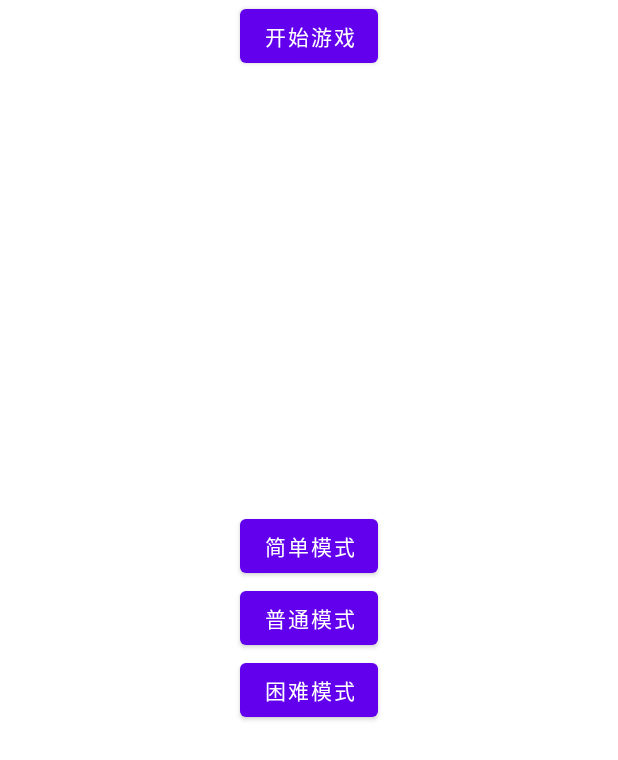
After one commit to d-sun-cs/AircraftWar-BaseApp, an Android app: the layout activity_menu.xml on its own in the app's theme, with its tools: preview values and no code run, on a phone screen of 412 x 824 dp. The commit adds this screen. Shown: the top 760 px of the screen. Run offline under Robolectric (Android 15) with nearby library versions, the phone set to English and light mode, and no system bars.

Commit message:
Add menu

```diff
--- a/app/src/main/java/cn/edu/hit/activity/MainActivity.java
+++ b/app/src/main/java/cn/edu/hit/activity/GameActivity.java
@@ -11,7 +11,7 @@ import cn.edu.hit.R;
 import cn.edu.hit.application.ImageManager;
 import cn.edu.hit.application.game.Game;
 
-public class MainActivity extends Activity {
+public class GameActivity extends Activity {
     public static int WINDOW_WIDTH;
     public static int WINDOW_HEIGHT;
 
--- a/app/src/main/java/cn/edu/hit/aircraft/MobEnemy.java
+++ b/app/src/main/java/cn/edu/hit/aircraft/MobEnemy.java
@@ -7,7 +7,7 @@ import android.content.Context;
 import java.util.LinkedList;
 import java.util.List;
 
-import cn.edu.hit.activity.MainActivity;
+import cn.edu.hit.activity.GameActivity;
 import cn.edu.hit.bullet.AbstractBullet;
 
 /**
@@ -26,7 +26,7 @@ public class MobEnemy extends AbstractAircraft {
     public void forward() {
         super.forward();
         // 判定 y 轴向下飞行出界
-        if (locationY >= MainActivity.WINDOW_HEIGHT) {
+        if (locationY >= GameActivity.WINDOW_HEIGHT) {
             vanish();
         }
     }
--- a/app/src/main/java/cn/edu/hit/basic/FlyingObject.java
+++ b/app/src/main/java/cn/edu/hit/basic/FlyingObject.java
@@ -7,7 +7,7 @@ import android.graphics.Canvas;
 import android.graphics.Paint;
 import android.view.View;
 
-import cn.edu.hit.activity.MainActivity;
+import cn.edu.hit.activity.GameActivity;
 import cn.edu.hit.aircraft.AbstractAircraft;
 import cn.edu.hit.application.ImageManager;
 
@@ -95,7 +95,7 @@ public abstract class FlyingObject extends View {
     public void forward() {
         locationX += speedX;
         locationY += speedY;
-        if (locationX <= 0 || locationX >= MainActivity.WINDOW_WIDTH) {
+        if (locationX <= 0 || locationX >= GameActivity.WINDOW_WIDTH) {
             // 横向超出边界后反向
             speedX = -speedX;
         }
--- a/app/src/main/java/cn/edu/hit/bullet/AbstractBullet.java
+++ b/app/src/main/java/cn/edu/hit/bullet/AbstractBullet.java
@@ -2,7 +2,7 @@ package cn.edu.hit.bullet;
 
 import android.content.Context;
 
-import cn.edu.hit.activity.MainActivity;
+import cn.edu.hit.activity.GameActivity;
 import cn.edu.hit.basic.FlyingObject;
 
 /**
@@ -25,12 +25,12 @@ public class AbstractBullet extends FlyingObject {
         super.forward();
 
         // 判定 x 轴出界
-        if (locationX <= 0 || locationX >= MainActivity.WINDOW_WIDTH) {
+        if (locationX <= 0 || locationX >= GameActivity.WINDOW_WIDTH) {
             vanish();
         }
 
         // 判定 y 轴出界
-        if (speedY > 0 && locationY >= MainActivity.WINDOW_HEIGHT) {
+        if (speedY > 0 && locationY >= GameActivity.WINDOW_HEIGHT) {
             // 向下飞行出界
             vanish();
         }else if (locationY <= 0){
--- a/app/src/main/res/layout/activity_main.xml
+++ b/app/src/main/res/layout/activity_main.xml
@@ -4,7 +4,7 @@
     xmlns:tools="http://schemas.android.com/tools"
     android:layout_width="match_parent"
     android:layout_height="match_parent"
-    tools:context=".activity.MainActivity"
+    tools:context=".activity.GameActivity"
     android:id="@+id/game_layout">
 
     <!--<TextView
--- /dev/null
+++ b/app/src/main/res/layout/activity_menu.xml
@@ -0,0 +1,40 @@
+<?xml version="1.0" encoding="utf-8"?>
+<RelativeLayout xmlns:android="http://schemas.android.com/apk/res/android"
+    xmlns:app="http://schemas.android.com/apk/res-auto"
+    xmlns:tools="http://schemas.android.com/tools"
+    android:layout_width="match_parent"
+    android:layout_height="match_parent"
+    tools:context=".activity.MenuActivity">
+
+    <Button
+        android:id="@+id/startGame"
+        android:layout_width="wrap_content"
+        android:layout_height="wrap_content"
+        android:text="@string/startGame"
+        android:layout_centerHorizontal="true"/>
+
+    <Button
+        android:id="@+id/startEasyGame"
+        android:layout_width="wrap_content"
+        android:layout_height="wrap_content"
+        android:text="简单模式"
+        android:layout_centerHorizontal="true"
+        android:layout_above="@+id/startSimpleGame"/>
+
+    <Button
+        android:id="@+id/startSimpleGame"
+        android:layout_width="wrap_content"
+        android:layout_height="wrap_content"
+        android:text="普通模式"
+        android:layout_centerHorizontal="true"
+        android:layout_centerVertical="true"/>
+
+    <Button
+        android:id="@+id/startDifficultGame"
+        android:layout_width="wrap_content"
+        android:layout_height="wrap_content"
+        android:text="困难模式"
+        android:layout_centerHorizontal="true"
+        android:layout_below="@id/startSimpleGame"/>
+
+</RelativeLayout>
--- a/app/src/main/res/values/strings.xml
+++ b/app/src/main/res/values/strings.xml
@@ -1,3 +1,4 @@
 <resources>
     <string name="app_name">AircraftWar</string>
+    <string name="startGame">开始游戏</string>
 </resources>
```
Also changed, not shown: app/src/main/AndroidManifest.xml (+14 -2 lines), app/src/main/java/cn/edu/hit/activity/MenuActivity.java (added, +24 -0 lines), app/src/main/java/cn/edu/hit/application/game/Game.java (+6 -15 lines), app/src/main/java/cn/edu/hit/basic/GameBackground.java (+4 -7 lines).
